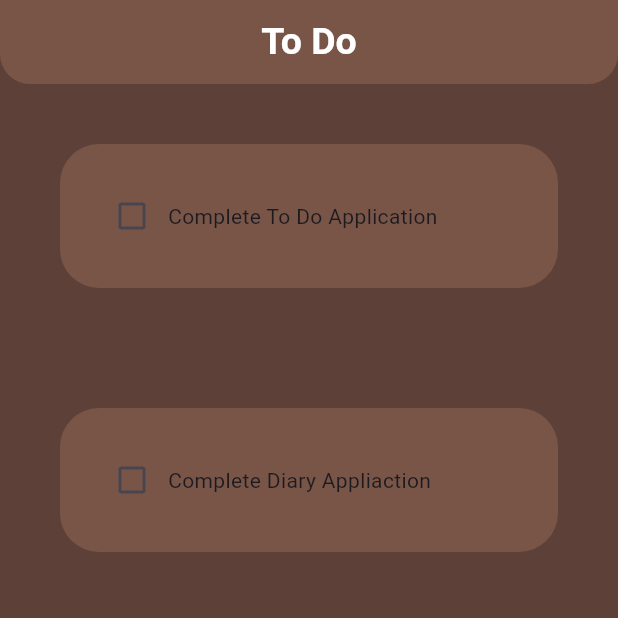
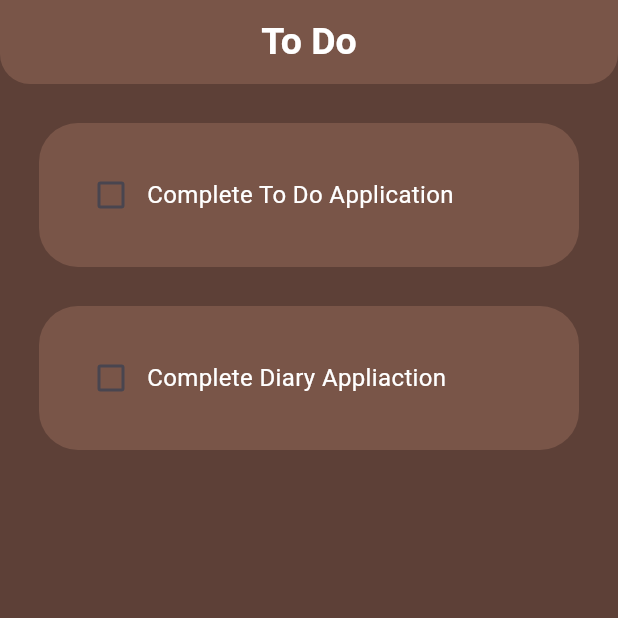
Before and after one commit to selimsshady0/todo, a Flutter app: the screen it shows after launch, on a phone screen of 412 x 824 dp, the top half of it. Run offline on Flutter 3.47's test engine with Material 3 defaults, Android fonts, the phone set to English and light mode, and no system bars.

Commit message:
Files Upload

```diff
--- a/lib/utils/todo_tile.dart
+++ b/lib/utils/todo_tile.dart
@@ -1,4 +1,5 @@
 import 'package:flutter/material.dart';
+import 'package:todo/constants.dart';
 
 class ToDoTile extends StatelessWidget {
   // variables
@@ -15,7 +16,7 @@ class ToDoTile extends StatelessWidget {
   @override
   Widget build(BuildContext context) {
     return Padding(
-      padding: const EdgeInsets.all(40.0),
+      padding: const EdgeInsets.only(left: 26, right: 26, top: 26),
       child: Container(
         padding: const EdgeInsets.all(24),
         decoration: BoxDecoration(
@@ -28,9 +29,19 @@ class ToDoTile extends StatelessWidget {
             Checkbox(
               value: taskCompleted,
               onChanged: onChanged,
+              activeColor: Colors.black,
             ),
             // task name
-            Text(taskName),
+            Text(
+              taskName,
+              style: TextStyle(
+                color: Colors.white,
+                fontSize: 16,
+                decoration: taskCompleted
+                    ? TextDecoration.lineThrough
+                    : TextDecoration.none,
+              ),
+            ),
           ],
         ),
       ),
```
